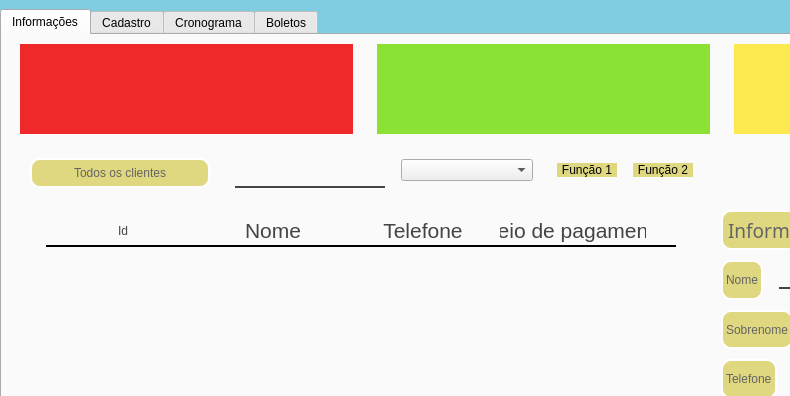
This is Telas/UI/dashCliente.ui in Nautilidae-project/Nautilus as Qt 5 draws it before an edit; both pictures show x 0 to 790 and y 0 to 396 of the 1087 by 843 pixel window. The edited form follows.
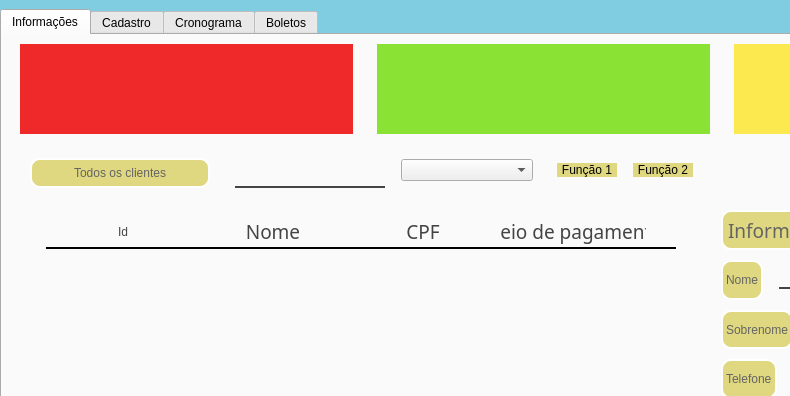
This is the edited form.

Commit message:
Rersolução de problemas direto na MAIN
Resolvendo problemas de merge direto na branch main para ser mais fácil a atualização das outras branches.

What changed in the file:
```diff
--- a/Telas/UI/dashCliente.ui
+++ b/Telas/UI/dashCliente.ui
@@ -6,7 +6,7 @@
    <rect>
     <x>0</x>
     <y>0</y>
-    <width>981</width>
+    <width>1087</width>
     <height>843</height>
    </rect>
   </property>
@@ -447,6 +447,9 @@
             <property name="frameShape">
              <enum>QFrame::NoFrame</enum>
             </property>
+            <property name="frameShadow">
+             <enum>QFrame::Raised</enum>
+            </property>
             <property name="lineWidth">
              <number>0</number>
             </property>
@@ -462,17 +465,23 @@
             <property name="showGrid">
              <bool>false</bool>
             </property>
+            <property name="gridStyle">
+             <enum>Qt::NoPen</enum>
+            </property>
+            <property name="cornerButtonEnabled">
+             <bool>false</bool>
+            </property>
             <property name="rowCount">
              <number>0</number>
             </property>
             <property name="columnCount">
-             <number>4</number>
+             <number>5</number>
             </property>
             <attribute name="horizontalHeaderVisible">
              <bool>true</bool>
             </attribute>
             <attribute name="horizontalHeaderMinimumSectionSize">
-             <number>145</number>
+             <number>28</number>
             </attribute>
             <attribute name="horizontalHeaderDefaultSectionSize">
              <number>150</number>
@@ -480,6 +489,11 @@
             <attribute name="verticalHeaderVisible">
              <bool>false</bool>
             </attribute>
+            <column>
+             <property name="text">
+              <string>Id</string>
+             </property>
+            </column>
             <column>
              <property name="text">
               <string>Nome</string>
@@ -540,135 +554,6 @@
              <property name="bottomMargin">
               <number>0</number>
              </property>
-             <item>
-              <widget class="QTableWidget" name="tblClientes">
-               <property name="styleSheet">
-                <string notr="true">#tblClientes::item {
-	padding-left: 8px;
-	padding-right: 8px;
-}
-
-#tblClientes::section {
-	padding-left: 8px;
-	padding-right: 8px;
-}
-
-</string>
-               </property>
-               <property name="locale">
-                <locale language="Portuguese" country="Brazil"/>
-               </property>
-               <property name="frameShape">
-                <enum>QFrame::NoFrame</enum>
-               </property>
-               <property name="frameShadow">
-                <enum>QFrame::Raised</enum>
-               </property>
-               <property name="lineWidth">
-                <number>0</number>
-               </property>
-               <property name="sizeAdjustPolicy">
-                <enum>QAbstractScrollArea::AdjustToContentsOnFirstShow</enum>
-               </property>
-               <property name="editTriggers">
-                <set>QAbstractItemView::NoEditTriggers</set>
-               </property>
-               <property name="selectionMode">
-                <enum>QAbstractItemView::SingleSelection</enum>
-               </property>
-               <property name="selectionBehavior">
-                <enum>QAbstractItemView::SelectRows</enum>
-               </property>
-               <property name="showGrid">
-                <bool>false</bool>
-               </property>
-               <property name="gridStyle">
-                <enum>Qt::NoPen</enum>
-               </property>
-               <property name="wordWrap">
-                <bool>true</bool>
-               </property>
-               <property name="cornerButtonEnabled">
-                <bool>false</bool>
-               </property>
-               <property name="rowCount">
-                <number>0</number>
-               </property>
-               <property name="columnCount">
-                <number>5</number>
-               </property>
-               <attribute name="horizontalHeaderVisible">
-                <bool>true</bool>
-               </attribute>
-               <attribute name="horizontalHeaderCascadingSectionResizes">
-                <bool>true</bool>
-               </attribute>
-               <attribute name="horizontalHeaderDefaultSectionSize">
-                <number>150</number>
-               </attribute>
-               <attribute name="horizontalHeaderHighlightSections">
-                <bool>true</bool>
-               </attribute>
-               <attribute name="horizontalHeaderShowSortIndicator" stdset="0">
-                <bool>false</bool>
-               </attribute>
-               <attribute name="horizontalHeaderStretchLastSection">
-                <bool>false</bool>
-               </attribute>
-               <attribute name="verticalHeaderVisible">
-                <bool>false</bool>
-               </attribute>
-               <column>
-                <property name="text">
-                 <string>Id</string>
-                </property>
-               </column>
-               <column>
-                <property name="text">
-                 <string>Nome</string>
-                </property>
-                <property name="font">
-                 <font>
-                  <family>Ubuntu</family>
-                  <pointsize>16</pointsize>
-                 </font>
-                </property>
-               </column>
-               <column>
-                <property name="text">
-                 <string>Telefone</string>
-                </property>
-                <property name="font">
-                 <font>
-                  <family>Ubuntu</family>
-                  <pointsize>16</pointsize>
-                 </font>
-                </property>
-               </column>
-               <column>
-                <property name="text">
-                 <string>Meio de pagamento</string>
-                </property>
-                <property name="font">
-                 <font>
-                  <family>Ubuntu</family>
-                  <pointsize>16</pointsize>
-                 </font>
-                </property>
-               </column>
-               <column>
-                <property name="text">
-                 <string>Ativo</string>
-                </property>
-                <property name="font">
-                 <font>
-                  <family>Ubuntu</family>
-                  <pointsize>16</pointsize>
-                 </font>
-                </property>
-               </column>
-              </widget>
-             </item>
             </layout>
            </widget>
           </item>
```
Left out of the diff: 9 changed lines with no effect on the pictures. The commit also changes 2 other files.
